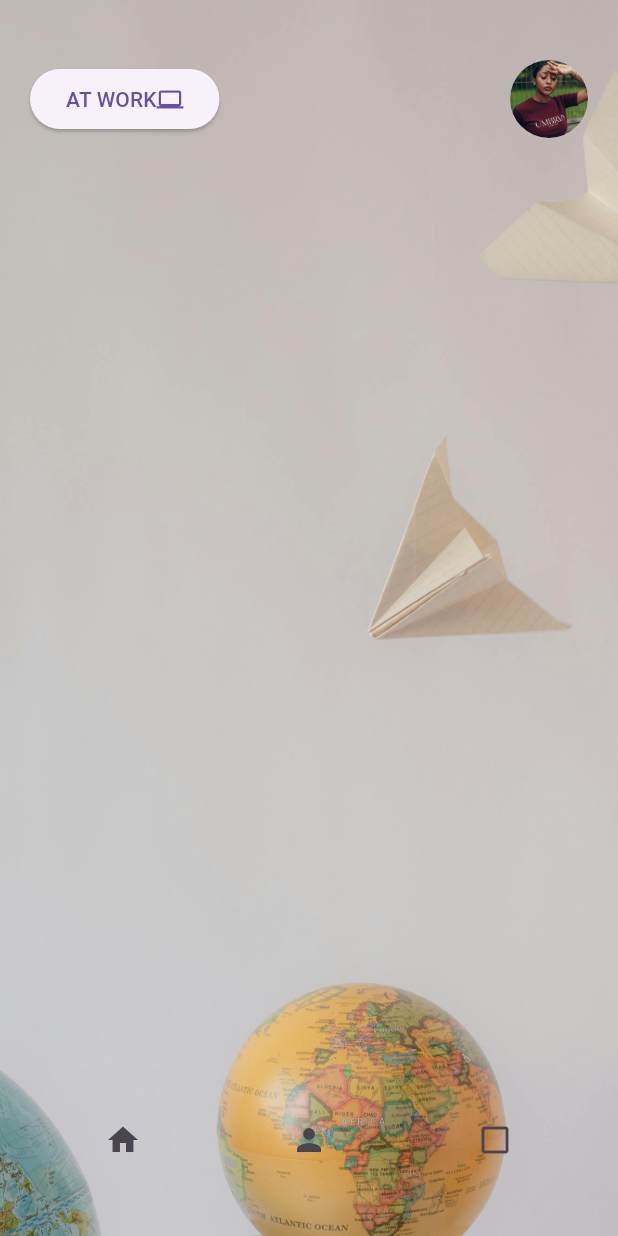
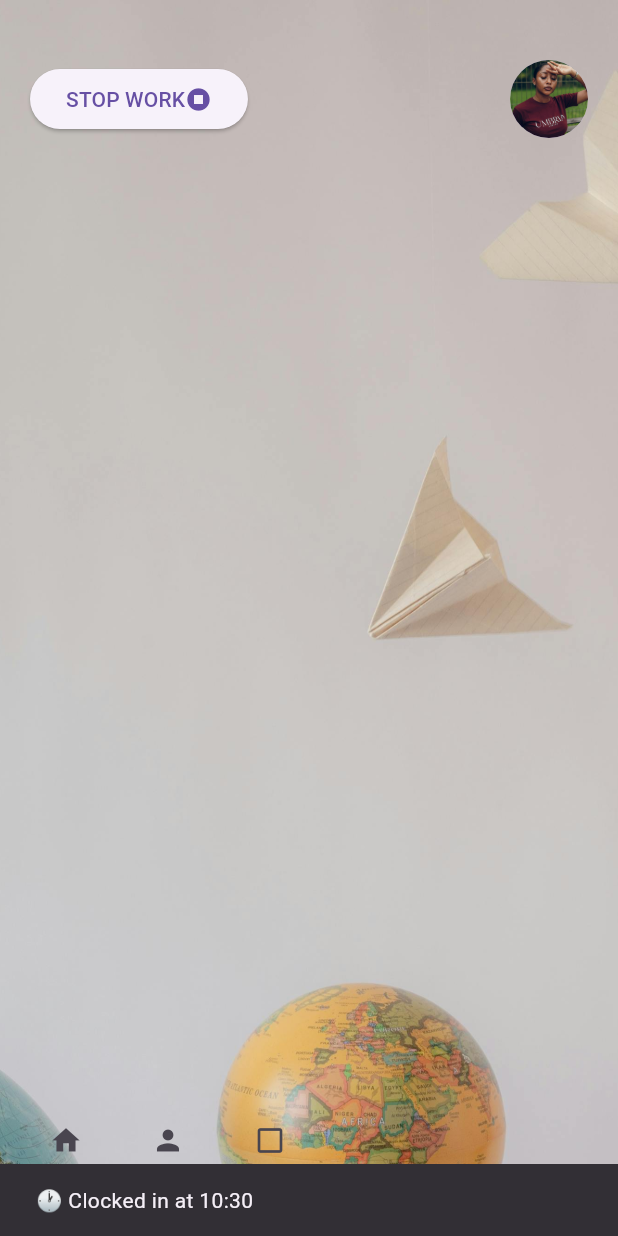
Before and after one commit to Bravyn/Mlango, a Flutter app: the MainMenu screen opened directly, after a tap on "AT WORK", on a phone screen of 412 x 824 dp. Run offline on Flutter 3.47's test engine with Material 3 defaults, Android fonts, the phone set to English and light mode, and no system bars; our stand-ins replace geolocator, image_picker.

Commit message:
added location data associated with clock in and clocking out

```diff
--- a/mlango/lib/screens/main_menu.dart
+++ b/mlango/lib/screens/main_menu.dart
@@ -1,5 +1,6 @@
 import 'dart:io';
 import 'package:flutter/material.dart';
+import 'package:geolocator/geolocator.dart';
 import 'package:image_picker/image_picker.dart';
 import 'package:mlango/screens/home_screen.dart';
 
@@ -10,6 +11,9 @@ class MainMenu extends StatefulWidget {
 
 class _MainMenuState extends State<MainMenu> {
   File? _profileImage;
+  DateTime? _workStartTime;
+  List<Map<String, dynamic>> _workSessions = [];
+
   final ImagePicker _picker = ImagePicker();
 
   Future<void> _pickNewImage() async {
@@ -66,6 +70,73 @@ class _MainMenuState extends State<MainMenu> {
           ),
     );
   }
+//WORK BUTTON ON PRESSED CALLBACK
+  void _toggleWorkSessions(){
+    if (_workStartTime == null ){
+      //start a work session
+      setState(() {
+        _workStartTime = DateTime.now();
+        _getCurrentPosition().then((position) {
+          if (position != null) {
+            ScaffoldMessenger.of(context).showSnackBar(
+              SnackBar(
+                content: Text("📍 Location: ${position.latitude}, ${position.longitude}"),
+              ),
+            );
+          }
+        });
+
+      });
+
+      ScaffoldMessenger.of(context).showSnackBar(
+        SnackBar(
+          content: Text("🕐 Clocked in at ${_workStartTime!.hour}:${_workStartTime!.minute.toString().padLeft(2, '0')}")),
+        );
+    } else {
+      //stop the work session
+      final endTime = DateTime.now();
+      final duration = endTime.difference(_workStartTime!);
+      setState(() {
+        _workSessions.add({
+          'start': _workStartTime,
+          'end': endTime,
+          'duration': duration,
+        });
+        _workStartTime = null;
+      });
+      ScaffoldMessenger.of(context).showSnackBar(
+        SnackBar(
+          content: Text("🕐 Clocked out at ${endTime.hour}:${endTime.minute.toString().padLeft(2, '0')}"),
+        ),
+      );
+    }
+  }
+
+  Future<Position?> _getCurrentPosition() async {
+    bool serviceEnabled = await Geolocator.isLocationServiceEnabled();
+    if(!serviceEnabled) {
+      ScaffoldMessenger.of(context).showSnackBar(
+        SnackBar(content: Text("Location services are disabled. Please enable them.")),
+      );
+      return null;
+    }
+
+    LocationPermission permission = await Geolocator.checkPermission();
+    if (permission == LocationPermission.denied) {
+      permission = await Geolocator.requestPermission();
+      if (permission == LocationPermission.denied){
+        ScaffoldMessenger.of(context).showSnackBar(
+            SnackBar(content: Text("Location permission denied"))
+          );
+        return null;
+
+      }
+    }
+    return await Geolocator.getCurrentPosition(locationSettings: LocationSettings(
+      accuracy: LocationAccuracy.best,
+      distanceFilter: 10,
+    ));
+  }
 
   @override
   Widget build(BuildContext context) {
@@ -85,11 +156,16 @@ class _MainMenuState extends State<MainMenu> {
             child: Row(
               mainAxisAlignment: MainAxisAlignment.spaceBetween,
               children: [
+                //AT WORK BUTTON
                 ElevatedButton(
-                  onPressed: () {},
+                  onPressed: _toggleWorkSessions,
+
                   child: Row(
                     mainAxisAlignment: MainAxisAlignment.spaceAround,
-                    children: [Text("AT WORK"), Icon(Icons.laptop)],
+                    children: [
+                      Text(_workStartTime == null ? "AT WORK" : "STOP WORK"),
+                      Icon(_workStartTime == null ? Icons.laptop : Icons.stop_circle)
+                      ],
                   ),
                 ),
 
@@ -115,15 +191,17 @@ class _MainMenuState extends State<MainMenu> {
             left: 20,
             right: 20,
             child: Row(
-              mainAxisAlignment: MainAxisAlignment.spaceAround,
+              mainAxisAlignment: MainAxisAlignment.start,
 
               children: [
-                IconButton(onPressed: () {}, icon: Icon(Icons.home)),
-                IconButton(onPressed: () {}, icon: Icon(Icons.person)),
+                IconButton(onPressed: () {}, icon: Icon(Icons.home), iconSize: 22,),
+                SizedBox(width: 20,),
+                IconButton(onPressed: () {}, icon: Icon(Icons.person), iconSize: 22,),
+                SizedBox(width: 20,),
                 IconButton(
                   onPressed: () {},
-                  icon: Icon(Icons.check_box_outline_blank_outlined),
-                ),
+                  icon: Icon(Icons.check_box_outline_blank_outlined, ), iconSize: 22),
+
               ],
             ),
           ),
--- a/mlango/pubspec.yaml
+++ b/mlango/pubspec.yaml
@@ -10,6 +10,7 @@ dependencies:
   flutter:
     sdk: flutter
   image_picker: ^1.1.0
+  geolocator: ^14.0.2
 
 dev_dependencies:
   flutter_test:
```
Also changed, not shown: mlango/pubspec.lock, 4 other files.
